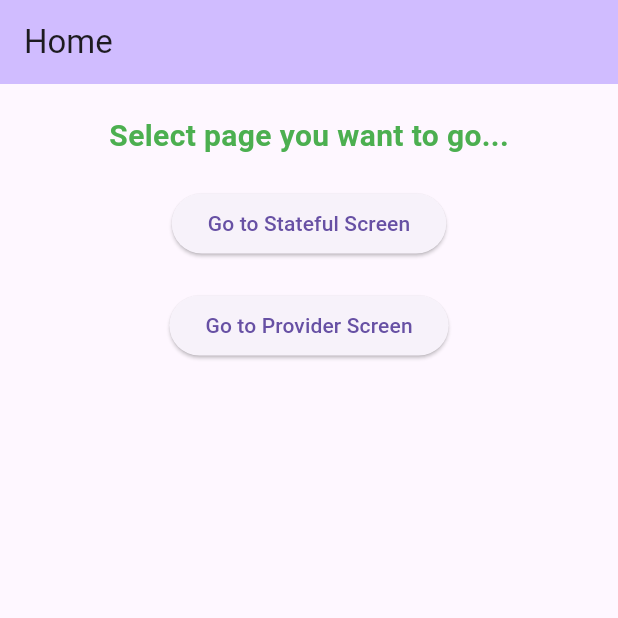
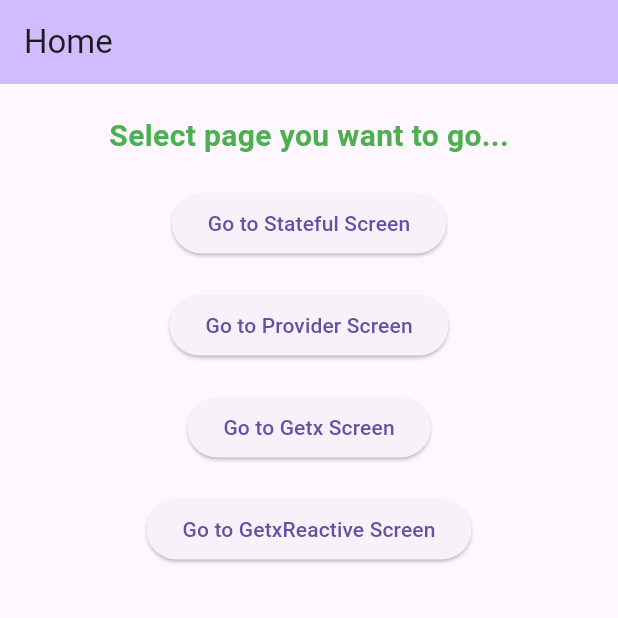
Before and after one commit to louiey-dev/flutter_state_management, a Flutter app: the screen it shows after launch, on a phone screen of 412 x 824 dp, the top half of it. Run offline on Flutter 3.47's test engine with Material 3 defaults, Android fonts, the phone set to English and light mode, and no system bars; our stand-ins replace get, go_router, logger.

Commit message:
GetX code added

```diff
--- a/lib/main.dart
+++ b/lib/main.dart
@@ -80,6 +80,24 @@ class _MyHomePageState extends State<MyHomePage> {
               },
               child: const Text("Go to Provider Screen"),
             ),
+            const SizedBox(height: 20),
+            ElevatedButton(
+              onPressed: () {
+                // context.goNamed("getx");
+                // context.go('/counter/getx');
+                context.push('/counter/getx');
+              },
+              child: const Text("Go to Getx Screen"),
+            ),
+            const SizedBox(height: 20),
+            ElevatedButton(
+              onPressed: () {
+                // context.goNamed("getx_reactive");
+                // context.go('/counter/getx_reactive');
+                context.push('/counter/getx_reactive');
+              },
+              child: const Text("Go to GetxReactive Screen"),
+            ),
           ],
         ),
       ),
--- a/lib/router.dart
+++ b/lib/router.dart
@@ -1,3 +1,5 @@
+import 'package:flutter_state_management/counter/GetX/counter_screen_getx..dart';
+import 'package:flutter_state_management/counter/GetX/counter_screen_getx_reactive.dart';
 import 'package:flutter_state_management/counter/provider/counter_screen_provider.dart';
 import 'package:flutter_state_management/counter/stateful/counter_screen_stateful.dart';
 import 'package:flutter_state_management/main.dart';
@@ -14,6 +16,14 @@ final router = GoRouter(
         name: 'stateful',
         builder: (context, state) => const CounterScreenStateful()),
     GoRoute(
+        path: '/counter/getx',
+        name: 'getx',
+        builder: (context, state) => CounterScreenGetx()),
+    GoRoute(
+        path: '/counter/getx_reactive',
+        name: 'getx_reactive',
+        builder: (context, state) => CounterScreenGetxReactive()),
+    GoRoute(
         path: '/',
         name: 'home',
         builder: (context, state) => const MyHomePage(title: 'Home')),
```
Also changed, not shown: lib/counter/GetX/counter_getx.dart (added, +35 -0 lines), lib/counter/GetX/counter_getx_reactive.dart (added, +31 -0 lines), lib/counter/GetX/counter_screen_getx..dart (added, +35 -0 lines), lib/counter/GetX/counter_screen_getx_reactive.dart (added, +30 -0 lines), 1 other file.
